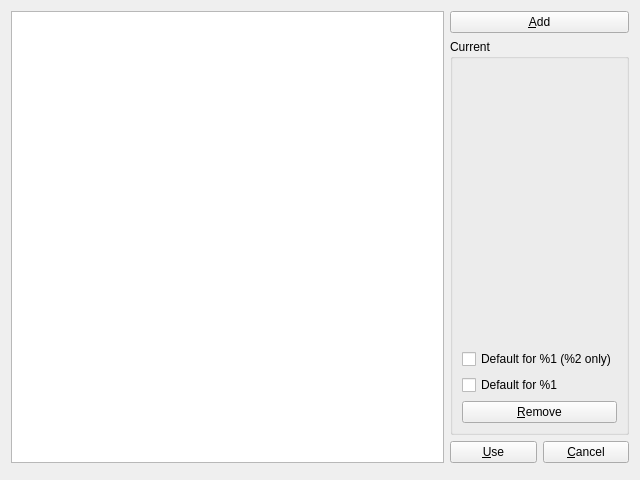
MultiMC/Launcher, file application/widgets/AccountsWidget.ui: the form before one commit.
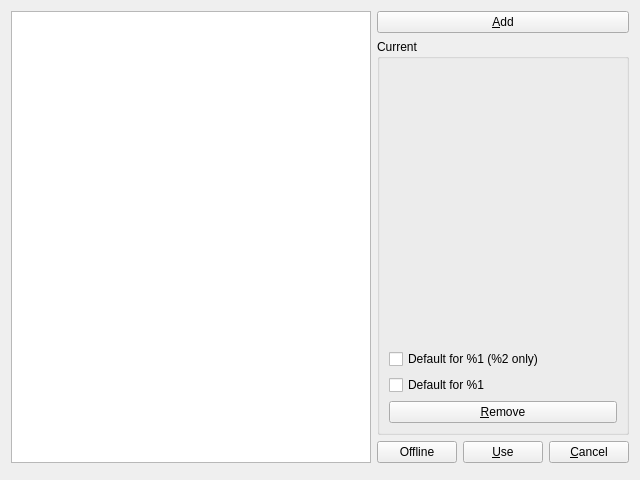
The form after the commit. Custom widgets are drawn as their Qt base class.

Patch:
```diff
--- a/application/widgets/AccountsWidget.ui
+++ b/application/widgets/AccountsWidget.ui
@@ -100,6 +100,13 @@
      </item>
      <item>
       <layout class="QHBoxLayout" name="horizontalLayout">
+       <item>
+        <widget class="QPushButton" name="offlineBtn">
+         <property name="text">
+          <string>Offline</string>
+         </property>
+        </widget>
+       </item>
        <item>
         <widget class="QPushButton" name="useBtn">
          <property name="text">
```
